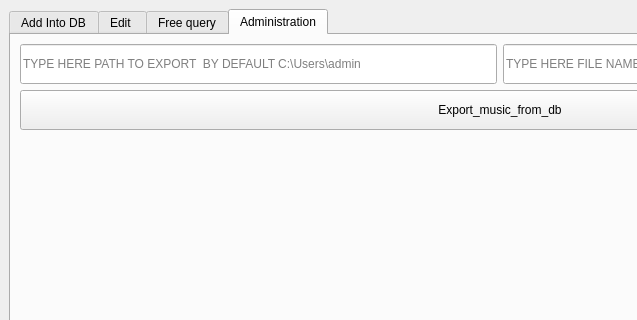
Qt form GUI_Good_Morning_Music/!app_for_GIT/ui/maingui.ui (a18091986/python_study_different) before a commit; both pictures show x 0 to 637 and y 0 to 320 of the 1000 by 900 pixel window.
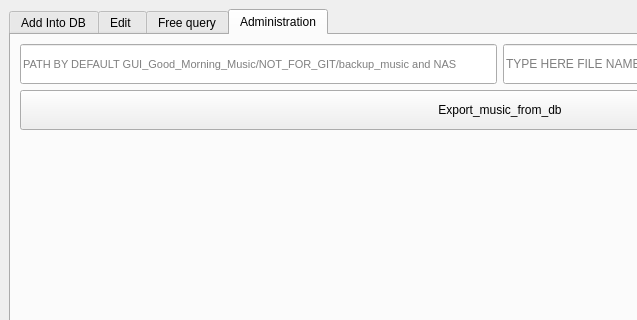
The same form after that commit. The open tabs and pages were chosen to show the change.

```diff
--- a/GUI_Good_Morning_Music/!app_for_GIT/ui/maingui.ui
+++ b/GUI_Good_Morning_Music/!app_for_GIT/ui/maingui.ui
@@ -1415,8 +1415,13 @@
               <height>40</height>
              </size>
             </property>
+            <property name="font">
+             <font>
+              <pointsize>8</pointsize>
+             </font>
+            </property>
             <property name="placeholderText">
-             <string>TYPE HERE PATH TO EXPORT  BY DEFAULT C:\Users\admin</string>
+             <string>PATH BY DEFAULT GUI_Good_Morning_Music/NOT_FOR_GIT/backup_music and NAS</string>
             </property>
            </widget>
           </item>
```
Left out of the diff: 2 changed lines with no effect on the pictures.
